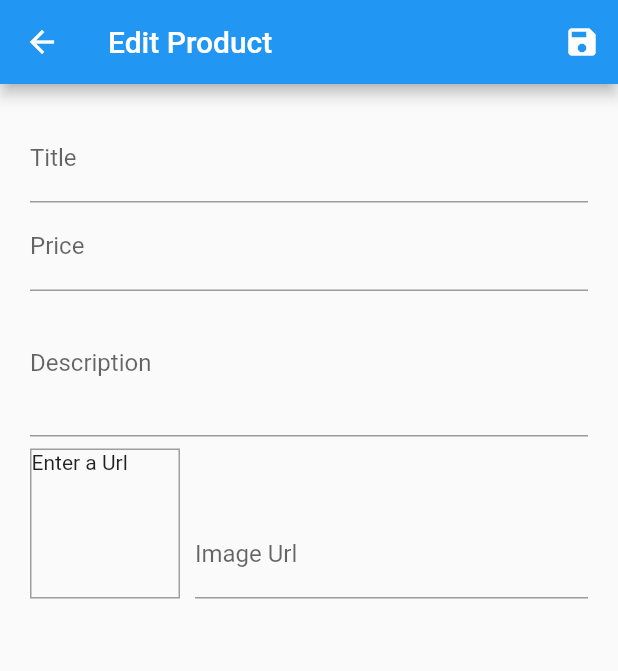
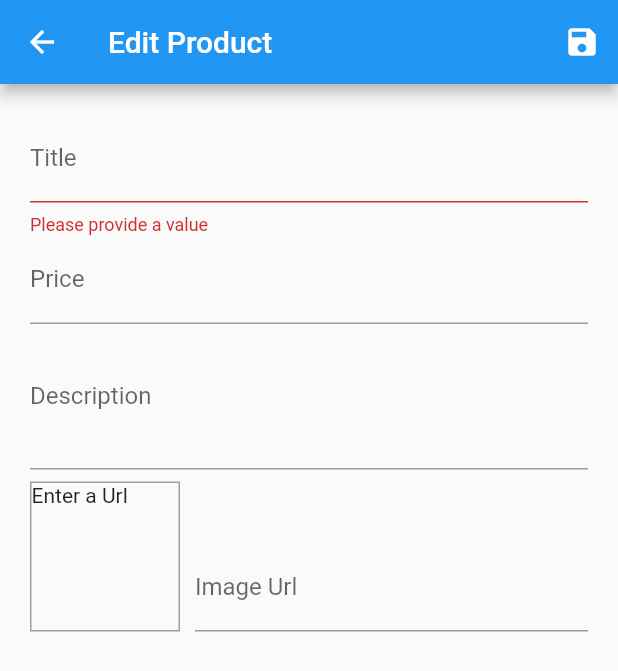
Before and after one commit to rksingh222/ShopApp, a Flutter app: the EditProductScreen screen opened by its route, after a tap on the "save" icon, on a phone screen of 412 x 824 dp. Shown: the top 671 px of the screen. Run offline on Flutter 3.47's test engine with Material 2 defaults, Android fonts, the phone set to English and light mode, and no system bars; network calls fail.

Commit message:
Validation in Edit Product Screen

```diff
--- a/lib/Screen/edit_product_screen.dart
+++ b/lib/Screen/edit_product_screen.dart
@@ -1,31 +1,29 @@
 import 'package:flutter/material.dart';
 import '../Providers/product.dart';
 
-
 class EditProductScreen extends StatefulWidget {
   static const routeName = '/edit-product';
+
   @override
   _EditProductScreenState createState() => _EditProductScreenState();
 }
 
 class _EditProductScreenState extends State<EditProductScreen> {
-
   final _priceFocusNode = FocusNode();
   final _descriptionFocusNode = FocusNode();
   final _imageUrlController = TextEditingController();
   final _imageUrlFocusNode = FocusNode();
   final _form = GlobalKey<FormState>();
   var _editedProduct = Product(
-    id:null,
+    id: null,
     title: '',
     description: '',
     price: 0,
     imageUrl: '',
-
   );
 
   @override
-  void dispose(){
+  void dispose() {
     //I have to call dispose because i was getting error removed them
     //_priceFocusNode.dispose();
     //_descriptionFocusNode.dispose();
@@ -35,14 +33,20 @@ class _EditProductScreenState extends State<EditProductScreen> {
     super.dispose();
   }
 
-  void _updateImageUrl(){
-    if(!_imageUrlFocusNode.hasFocus){
-      setState(() {
-
-      });
+  void _updateImageUrl() {
+    if (!_imageUrlFocusNode.hasFocus) {
+      if (_imageUrlController.text.isEmpty ||
+          !_imageUrlController.text.startsWith('http') &&
+              !_imageUrlController.text.startsWith('https') ||
+          !_imageUrlController.text.endsWith('.png') &&
+              !_imageUrlController.text.endsWith('jpg') &&
+              !_imageUrlController.text.endsWith('.jpeg')) {
+        return;
+      }
+      setState(() {});
+    }
   }
 
-  }
   @override
   void initState() {
     _imageUrlFocusNode.addListener(_updateImageUrl);
@@ -50,7 +54,11 @@ class _EditProductScreenState extends State<EditProductScreen> {
     super.initState();
   }
 
-  void _saveForm(){
+  void _saveForm() {
+    final isValid = _form.currentState.validate();
+    if (!isValid) {
+      return;
+    }
     _form.currentState.save();
     print(_editedProduct.title);
     print(_editedProduct.description);
@@ -58,20 +66,22 @@ class _EditProductScreenState extends State<EditProductScreen> {
     print(_editedProduct.price);
   }
 
-
   @override
   Widget build(BuildContext context) {
     return Scaffold(
-      appBar: AppBar(title: Text("Edit Product"),
+      appBar: AppBar(
+        title: Text("Edit Product"),
         actions: [
           IconButton(
-          icon: Icon(Icons.save,),
+            icon: Icon(
+              Icons.save,
+            ),
             onPressed: _saveForm,
           )
         ],
       ),
       body: Form(
-        key:_form,
+        key: _form,
         child: Padding(
           padding: EdgeInsets.all(20),
           child: ListView(
@@ -81,16 +91,22 @@ class _EditProductScreenState extends State<EditProductScreen> {
                   labelText: 'Title',
                 ),
                 textInputAction: TextInputAction.next,
-                onFieldSubmitted: (_){
+                onFieldSubmitted: (_) {
                   FocusScope.of(context).requestFocus(_priceFocusNode);
                 },
-                onSaved: (value){
+                validator: (value) {
+                  if (value.isEmpty) {
+                    return "Please provide a value";
+                  }
+                  return null;
+                },
+                onSaved: (value) {
                   _editedProduct = Product(
                     title: value,
                     description: _editedProduct.description,
                     price: _editedProduct.price,
                     imageUrl: _editedProduct.imageUrl,
-                    id : null,
+                    id: null,
                   );
                 },
               ),
@@ -101,16 +117,28 @@ class _EditProductScreenState extends State<EditProductScreen> {
                 textInputAction: TextInputAction.next,
                 keyboardType: TextInputType.number,
                 focusNode: _priceFocusNode,
-                onFieldSubmitted: (_){
+                validator: (value) {
+                  if (double.parse(value) <= 0) {
+                    return 'Please enter a number greater than zero';
+                  }
+                  if (double.parse(value) == null) {
+                    return 'Please enter a valid number';
+                  }
+                  if (value.isEmpty) {
+                    return 'Please enter a price';
+                  }
+                  return null;
+                },
+                onFieldSubmitted: (_) {
                   FocusScope.of(context).requestFocus(_descriptionFocusNode);
                 },
-                onSaved: (value){
+                onSaved: (value) {
                   _editedProduct = Product(
                     title: _editedProduct.title,
                     description: _editedProduct.description,
                     price: double.parse(value),
                     imageUrl: _editedProduct.imageUrl,
-                    id : null,
+                    id: null,
                   );
                 },
               ),
@@ -122,13 +150,22 @@ class _EditProductScreenState extends State<EditProductScreen> {
                 textInputAction: TextInputAction.next,
                 keyboardType: TextInputType.multiline,
                 focusNode: _descriptionFocusNode,
-                onSaved: (value){
+                validator: (value) {
+                  if (value.isEmpty) {
+                    return 'Please enter a description';
+                  }
+                  if (value.length < 10) {
+                    return 'Should be atleast 10 character long';
+                  }
+                  return null;
+                },
+                onSaved: (value) {
                   _editedProduct = Product(
                     title: _editedProduct.title,
                     description: value,
                     price: _editedProduct.price,
                     imageUrl: _editedProduct.imageUrl,
-                    id : null,
+                    id: null,
                   );
                 },
               ),
@@ -138,7 +175,10 @@ class _EditProductScreenState extends State<EditProductScreen> {
                   Container(
                     width: 100,
                     height: 100,
-                    margin: EdgeInsets.only(top: 8.0, right: 10,),
+                    margin: EdgeInsets.only(
+                      top: 8.0,
+                      right: 10,
+                    ),
                     decoration: BoxDecoration(
                       border: Border.all(
                         width: 1,
@@ -146,8 +186,13 @@ class _EditProductScreenState extends State<EditProductScreen> {
                       ),
                     ),
                     child: Container(
-                      child: _imageUrlController.text.isEmpty?Text('Enter a Url'): FittedBox(
-                        child:Image.network(_imageUrlController.text,fit: BoxFit.cover,),
+                      child: _imageUrlController.text.isEmpty
+                          ? Text('Enter a Url')
+                          : FittedBox(
+                              child: Image.network(
+                                _imageUrlController.text,
+                                fit: BoxFit.cover,
+                              ),
                             ),
                     ),
                   ),
@@ -160,20 +205,31 @@ class _EditProductScreenState extends State<EditProductScreen> {
                       textInputAction: TextInputAction.done,
                       controller: _imageUrlController,
                       focusNode: _imageUrlFocusNode,
-                      onSaved: (value){
+                      validator: (value) {
+                        if(value.isEmpty){
+                          return 'Please provide an image Url';
+                        }
+                        if(!value.startsWith('http') && !value.startsWith('https')) {
+                          return 'Please enter a valid Url';
+                        }
+                        if(!value.endsWith('.png') && !value.endsWith('.jpg') && !value.endsWith('.jpge')){
+                          return 'Please enter a valid image Url';
+                        }
+                        return null;
+                      },
+
+                      onSaved: (value) {
                         _editedProduct = Product(
                           title: _editedProduct.title,
                           description: _editedProduct.description,
                           price: _editedProduct.price,
                           imageUrl: value,
-                          id : null,
+                          id: null,
                         );
                       },
-
-                      onFieldSubmitted: (_){
+                      onFieldSubmitted: (_) {
                         _saveForm();
                       },
-
                     ),
                   )
                 ],
@@ -183,6 +239,5 @@ class _EditProductScreenState extends State<EditProductScreen> {
         ),
       ),
     );
-
   }
 }
```
Lines whose indentation alone changed are shown as unchanged.
